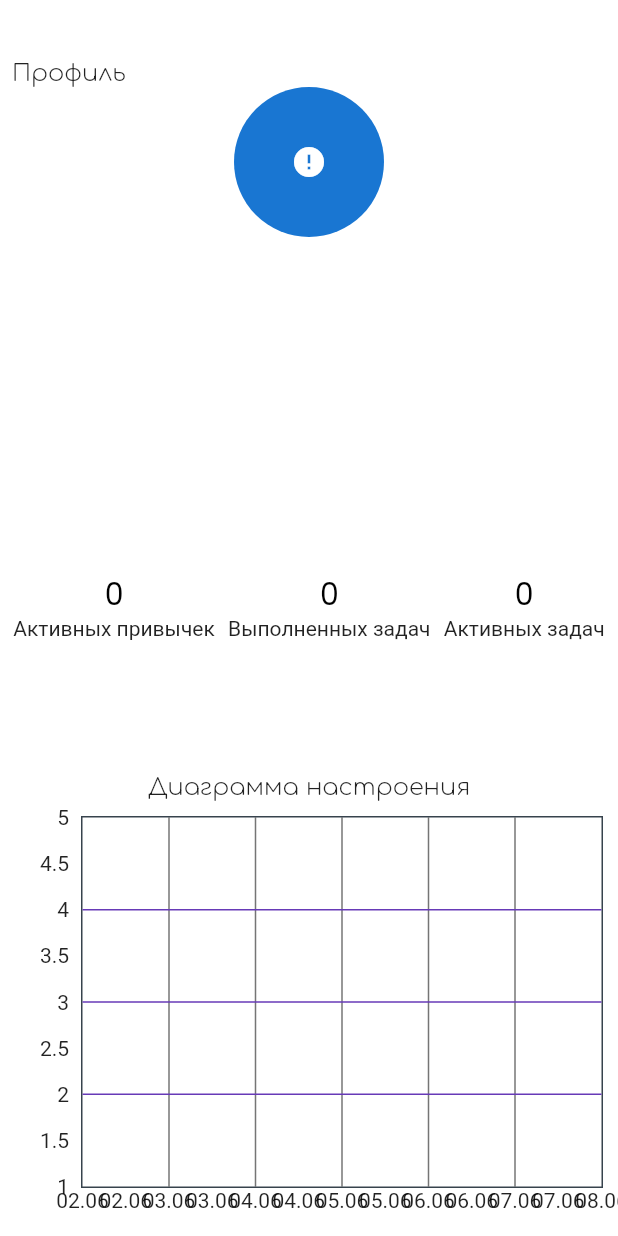
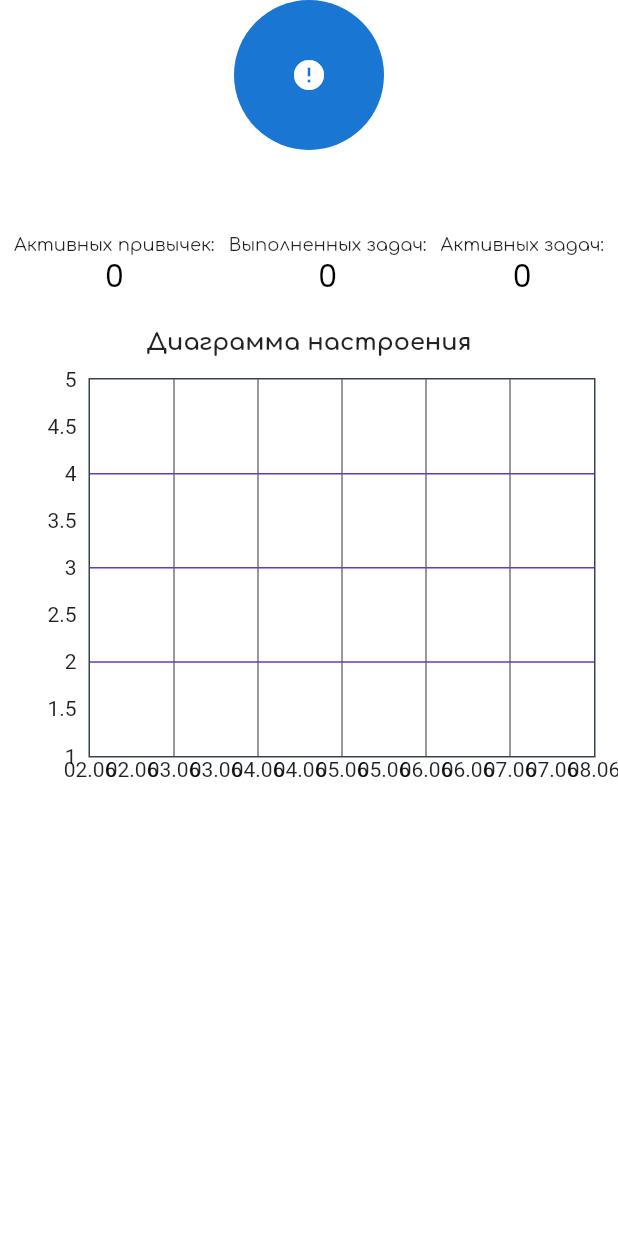
Before and after one commit to Kysska/Tasky_Flutter, a Flutter app: the Person screen opened directly with empty values, on a phone screen of 412 x 824 dp. Run offline on Flutter 3.47's test engine with Material 2 defaults, Android fonts, the phone set to English and light mode, and no system bars; drawn by our look-alikes of cached_network_image, fl_chart; our stand-ins replace awesome_notifications, cloud_firestore, date_picker_timeline, firebase_core, firebase_storage, flutter_tags and 9 more; missing offline and left inert: bcrypt, dart:ffi, flutter_quill; accounts and stored records are empty; network calls fail.

Commit message:
Профиль

```diff
--- a/lib/presentation/person.dart
+++ b/lib/presentation/person.dart
@@ -104,27 +104,6 @@ class _PersonState extends State<Person> {
         builder: (BuildContext context, BoxConstraints constraints) {
          return Column(
               children: [
-                Padding(
-                  padding: const EdgeInsets.only(left: 8.0),
-                  child: Expanded(
-                    flex: 15,
-                    child: Container(
-                      margin: const EdgeInsets.only(top: 40),
-                      child: Row(
-                        mainAxisAlignment: MainAxisAlignment.spaceBetween,
-                        children: <Widget>[
-                          Text(
-                            'Профиль',
-                            style: GoogleFonts.comfortaa(
-                                color: Colors.black87,
-                                fontWeight: FontWeight.w300,
-                                fontSize: 16),
-                          ),
-                        ],
-                      ),
-                    ),
-                  ),
-                ),
                 GestureDetector(
                   onTap: (){
                      _imgFromGallery();
@@ -153,19 +132,17 @@ class _PersonState extends State<Person> {
                     ),
                   ),
                 ),
-                Expanded(
-                  flex: 15,
+                Padding(
+                    padding: const EdgeInsets.all(8.0),
                     child: Text(
                       widget.login,
                       style: GoogleFonts.comfortaa(
                           color: Colors.black,
                           fontSize: 36,
-                        fontWeight: FontWeight.w400),
+                          fontWeight: FontWeight.bold),
                     ),
                   ),
-                Expanded(
-                  flex: 25,
-                  child: Column(
+                Column(
                     mainAxisAlignment: MainAxisAlignment.spaceEvenly,
                     children: <Widget>[
                       Row(
@@ -174,46 +151,49 @@ class _PersonState extends State<Person> {
                           Column(
                             mainAxisAlignment: MainAxisAlignment.spaceEvenly,
                             children: <Widget>[
+                              Text('Активных привычек:', style: GoogleFonts.comfortaa(fontSize: 12),),
                               Text(countHabit.toString(),
                                   style: GoogleFonts.poppins(
                                       color: Colors.black,
                                       fontSize: 20,
                                       fontWeight: FontWeight.w400)),
-                              const Text('Активных привычек')
                             ],
                           ),
                           Column(
                             children: <Widget>[
+                              Text('Выполненных задач:', style: GoogleFonts.comfortaa(fontSize: 12),),
                               Text(activeTasks.toString(),
                                   style: GoogleFonts.poppins(
                                       color: Colors.black,
                                       fontSize: 20,
                                       fontWeight: FontWeight.w400)),
-                              const Text('Выполненных задач')
                             ],
                           ),
                           Column(
                             children: <Widget>[
+                              Text('Активных задач:', style: GoogleFonts.comfortaa(fontSize: 12),),
                               Text(countHabit.toString(),
                                   style: GoogleFonts.poppins(
                                       color: Colors.black,
                                       fontSize: 20,
                                       fontWeight: FontWeight.w400)),
-                              const Text('Активных задач')
+
                             ],
                           )
                         ],
                       ),
                     ],
                   ),
-                ),
-                Center(
+                Padding(
+                  padding: const EdgeInsets.only(top:20.0),
+                  child: Center(
                     child: Text(
                       'Диаграмма настроения',
                       style: GoogleFonts.comfortaa(
                           color: Colors.black87,
-                        fontWeight: FontWeight.w300,
+                          fontWeight: FontWeight.bold,
                           fontSize: 16),
+                    ),
                   ),
                 ),
                 FutureBuilder(
@@ -225,7 +205,7 @@ class _PersonState extends State<Person> {
                       return Center(child: Text('Загрузка..'));
                     }
                     return Container(
-                      padding: const EdgeInsets.all(10),
+                      padding: const EdgeInsets.only(left: 15, right: 15, top: 15),
                       width: double.infinity,
                       height: 290,
                       child: LineChart(
@@ -316,5 +296,4 @@ class _PersonState extends State<Person> {
       },
     );
   }
-
 }
--- a/lib/vidgets/emotional_selection.dart
+++ b/lib/vidgets/emotional_selection.dart
@@ -194,7 +194,7 @@ class _EmotionSelectionState extends State<EmotionSelection> {
           ),
         ),
         Padding(
-          padding: const EdgeInsets.only(top: 1.0, left: 15),
+          padding: const EdgeInsets.only(top: 1.0),
           child: Stack(
             children: [
                   Padding(
@@ -245,7 +245,7 @@ class _EmotionSelectionState extends State<EmotionSelection> {
                 child: Padding(
                   padding: const EdgeInsets.only(top: 6, left: 10.0),
                   child: ButtonBar(
-                    alignment: MainAxisAlignment.start,
+                    alignment: MainAxisAlignment.spaceEvenly,
                     buttonPadding: EdgeInsets.only(right: 2),
                     children: [
                       GestureDetector(
```
Lines whose indentation alone changed are shown as unchanged.
